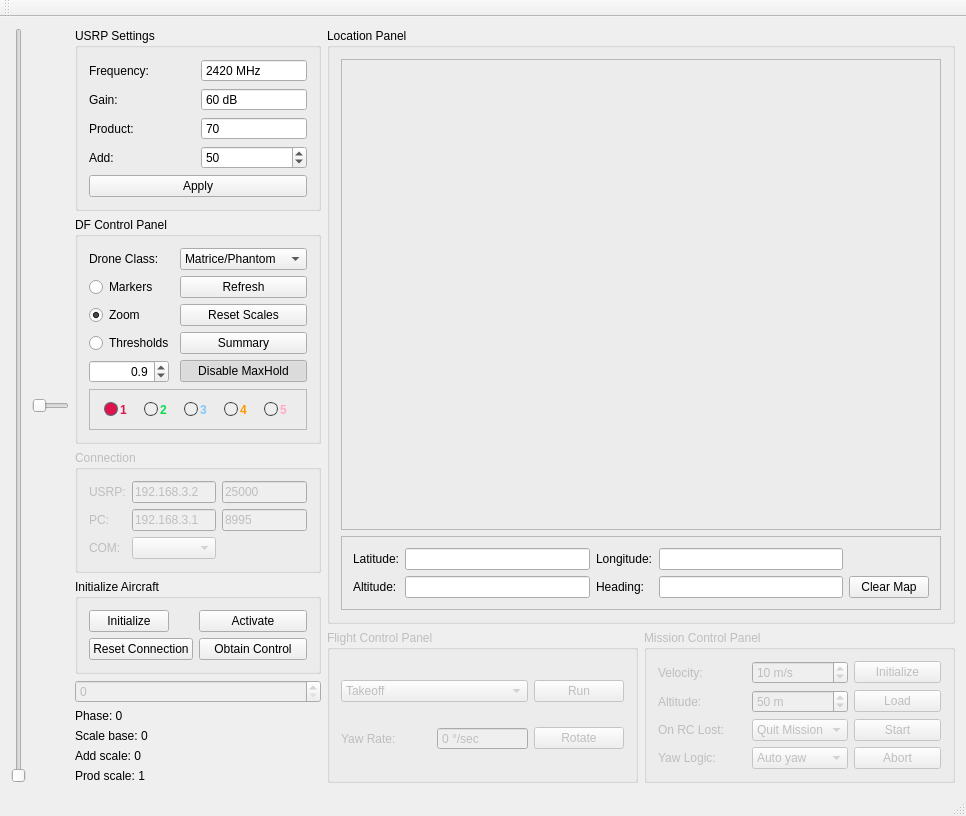
The window that view/mainview.ui (Valkaryne/Matrice600DF) describes before a commit, drawn with Qt 5.
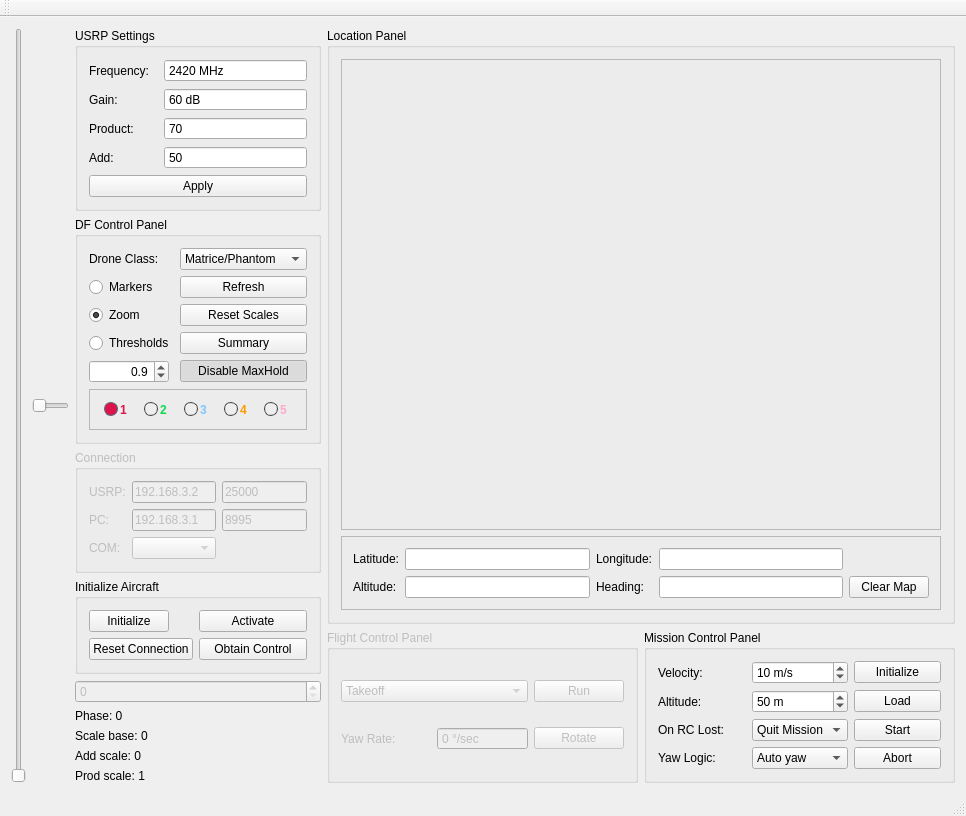
The same window after the commit.

```diff
--- a/view/mainview.ui
+++ b/view/mainview.ui
@@ -84,22 +84,10 @@
          <string>USRP Settings</string>
         </property>
         <layout class="QGridLayout" name="gridLayout">
-         <item row="2" column="1">
-          <widget class="QDoubleSpinBox" name="sb_temp_prod">
-           <property name="buttonSymbols">
-            <enum>QAbstractSpinBox::NoButtons</enum>
-           </property>
-           <property name="decimals">
-            <number>0</number>
-           </property>
-           <property name="minimum">
-            <double>0.000000000000000</double>
-           </property>
-           <property name="maximum">
-            <double>32000.000000000000000</double>
-           </property>
-           <property name="value">
-            <double>70.000000000000000</double>
+         <item row="6" column="0" colspan="3">
+          <widget class="QPushButton" name="btn_apply">
+           <property name="text">
+            <string>Apply</string>
            </property>
           </widget>
          </item>
@@ -117,70 +105,6 @@
            </property>
           </widget>
          </item>
-         <item row="6" column="0" colspan="2">
-          <widget class="QPushButton" name="btn_apply">
-           <property name="text">
-            <string>Apply</string>
-           </property>
-          </widget>
-         </item>
-         <item row="1" column="1">
-          <widget class="QDoubleSpinBox" name="sb_gain">
-           <property name="buttonSymbols">
-            <enum>QAbstractSpinBox::NoButtons</enum>
-           </property>
-           <property name="suffix">
-            <string> dB</string>
-           </property>
-           <property name="decimals">
-            <number>0</number>
-           </property>
-           <property name="minimum">
-            <double>1.000000000000000</double>
-           </property>
-           <property name="maximum">
-            <double>70.000000000000000</double>
-           </property>
-           <property name="value">
-            <double>60.000000000000000</double>
-           </property>
-          </widget>
-         </item>
-         <item row="0" column="1">
-          <widget class="QDoubleSpinBox" name="sb_frequency">
-           <property name="buttonSymbols">
-            <enum>QAbstractSpinBox::NoButtons</enum>
-           </property>
-           <property name="suffix">
-            <string> MHz</string>
-           </property>
-           <property name="decimals">
-            <number>0</number>
-           </property>
-           <property name="minimum">
-            <double>70.000000000000000</double>
-           </property>
-           <property name="maximum">
-            <double>6000.000000000000000</double>
-           </property>
-           <property name="value">
-            <double>2420.000000000000000</double>
-           </property>
-          </widget>
-         </item>
-         <item row="3" column="1">
-          <widget class="QDoubleSpinBox" name="sb_temp_add">
-           <property name="decimals">
-            <number>0</number>
-           </property>
-           <property name="maximum">
-            <double>32000.000000000000000</double>
-           </property>
-           <property name="value">
-            <double>50.000000000000000</double>
-           </property>
-          </widget>
-         </item>
          <item row="2" column="0">
           <widget class="QLabel" name="lbl_temp_prod">
            <property name="text">
@@ -195,6 +119,70 @@
            </property>
           </widget>
          </item>
+         <item row="1" column="1" colspan="2">
+          <widget class="QSpinBox" name="sb_gain">
+           <property name="buttonSymbols">
+            <enum>QAbstractSpinBox::NoButtons</enum>
+           </property>
+           <property name="suffix">
+            <string> dB</string>
+           </property>
+           <property name="minimum">
+            <number>1</number>
+           </property>
+           <property name="maximum">
+            <number>70</number>
+           </property>
+           <property name="value">
+            <number>60</number>
+           </property>
+          </widget>
+         </item>
+         <item row="2" column="1" colspan="2">
+          <widget class="QSpinBox" name="sb_temp_prod">
+           <property name="buttonSymbols">
+            <enum>QAbstractSpinBox::NoButtons</enum>
+           </property>
+           <property name="maximum">
+            <number>32000</number>
+           </property>
+           <property name="value">
+            <number>70</number>
+           </property>
+          </widget>
+         </item>
+         <item row="3" column="1" colspan="2">
+          <widget class="QSpinBox" name="sb_temp_add">
+           <property name="buttonSymbols">
+            <enum>QAbstractSpinBox::NoButtons</enum>
+           </property>
+           <property name="maximum">
+            <number>32000</number>
+           </property>
+           <property name="value">
+            <number>50</number>
+           </property>
+          </widget>
+         </item>
+         <item row="0" column="1" colspan="2">
+          <widget class="QSpinBox" name="sb_frequency">
+           <property name="buttonSymbols">
+            <enum>QAbstractSpinBox::NoButtons</enum>
+           </property>
+           <property name="suffix">
+            <string> MHz</string>
+           </property>
+           <property name="minimum">
+            <number>70</number>
+           </property>
+           <property name="maximum">
+            <number>6000</number>
+           </property>
+           <property name="value">
+            <number>2420</number>
+           </property>
+          </widget>
+         </item>
         </layout>
        </widget>
       </item>
@@ -728,7 +716,7 @@
       <item row="1" column="1">
        <widget class="QGroupBox" name="missionBox">
         <property name="enabled">
-         <bool>false</bool>
+         <bool>true</bool>
         </property>
         <property name="sizePolicy">
          <sizepolicy hsizetype="Preferred" vsizetype="Preferred">
```
Left out of the diff: 2 changed lines with no effect on the pictures.
